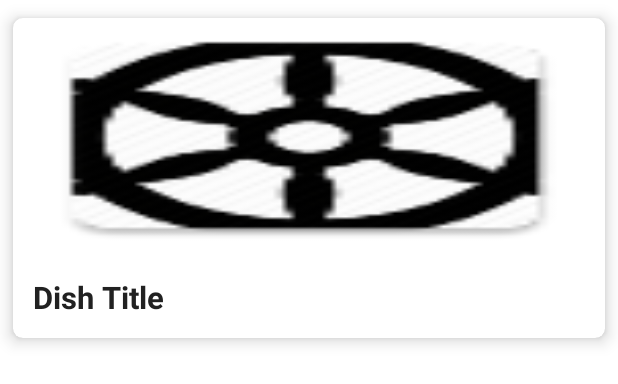
After one commit to TYGeek/AndroidApp, an Android app: the layout item_dish_layout.xml on its own in the app's theme, with its tools: preview values and no code run, on a phone screen of 412 x 824 dp. The commit adds this screen. Shown: the top 384 px of the screen. Run offline under Robolectric (Android 15) with nearby library versions, the phone set to English and light mode, and no system bars.

Commit message:
add FavDish Adapter

```diff
--- /dev/null
+++ b/app/src/main/res/layout/item_dish_layout.xml
@@ -0,0 +1,39 @@
+<?xml version="1.0" encoding="utf-8"?>
+<androidx.cardview.widget.CardView
+    xmlns:app="http://schemas.android.com/apk/res-auto"
+    xmlns:android="http://schemas.android.com/apk/res/android"
+    xmlns:tools="http://schemas.android.com/tools"
+    android:layout_width="match_parent"
+    android:layout_height="wrap_content"
+    app:cardCornerRadius="@dimen/_5sdp"
+    app:cardElevation="@dimen/_5sdp"
+    app:cardUseCompatPadding="true">
+
+    <LinearLayout
+        android:layout_width="match_parent"
+        android:layout_height="wrap_content"
+        android:orientation="vertical">
+
+        <ImageView
+            android:id="@+id/iv_dish_image"
+            android:layout_width="match_parent"
+            android:layout_height="@dimen/_120sdp"
+            android:layout_margin="@dimen/_1sdp"
+            android:contentDescription="@string/image_contentDescription"
+            android:scaleType="fitXY"
+            tools:src="@mipmap/ic_launcher"/>
+
+        <TextView
+            android:id="@+id/tv_dish_title"
+            android:layout_width="match_parent"
+            android:layout_height="wrap_content"
+            android:layout_margin="@dimen/_10sdp"
+            android:gravity="center_vertical"
+            android:textColor="@color/grey_900"
+            android:textSize="@dimen/_16sdp"
+            android:textStyle="bold"
+            tools:text="Dish Title"/>
+
+    </LinearLayout>
+
+</androidx.cardview.widget.CardView>
--- a/app/src/main/res/values/strings.xml
+++ b/app/src/main/res/values/strings.xml
@@ -24,4 +24,6 @@
     <string name="error_msg_select_dish_category">Select dish category</string>
     <string name="error_msg_select_dish_ingredients">Select dish ingredients</string>
     <string name="error_msg_select_dish_cooking_time">Select dish cooking time</string>
+    <string name="no_dishes_added_yet">No dishes added yet</string>
+    <string name="image_contentDescription">Content description</string>
 </resources>
```
Also changed, not shown: app/src/main/java/com/example/favdish/view/adapters/FavDishAdapter.kt (added, +46 -0 lines), app/src/main/java/com/example/favdish/view/fragments/HomeFragment.kt (+29 -18 lines), app/src/main/res/layout/fragment_home.xml (+18 -8 lines).
